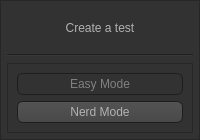
Nater0214/Py-Grader, file script/gui/test_create.ui: the form before one commit.
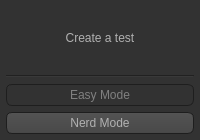
The form after the commit. Icons and pictures are not drawn.

Commit message: Convert all guis to mainWindow

The edit to the form file:
```diff
--- a/script/gui/test_create.ui
+++ b/script/gui/test_create.ui
@@ -1,7 +1,7 @@
 <?xml version="1.0" encoding="UTF-8"?>
 <ui version="4.0">
  <class>main_window</class>
- <widget class="QWidget" name="main_window">
+ <widget class="QMainWindow" name="main_window">
   <property name="geometry">
    <rect>
     <x>0</x>
@@ -499,21 +499,7 @@
     min-width: 50px;
 }</string>
   </property>
-  <widget class="QFrame" name="main_frame">
-   <property name="geometry">
-    <rect>
-     <x>0</x>
-     <y>0</y>
-     <width>200</width>
-     <height>140</height>
-    </rect>
-   </property>
-   <property name="frameShape">
-    <enum>QFrame::StyledPanel</enum>
-   </property>
-   <property name="frameShadow">
-    <enum>QFrame::Raised</enum>
-   </property>
+  <widget class="QWidget" name="centralwidget">
    <layout class="QGridLayout" name="gridLayout">
     <property name="leftMargin">
      <number>6</number>
@@ -528,51 +514,16 @@
      <number>6</number>
     </property>
     <item row="2" column="0">
-     <widget class="QFrame" name="buttons_frame">
-      <property name="sizePolicy">
-       <sizepolicy hsizetype="Preferred" vsizetype="Preferred">
-        <horstretch>0</horstretch>
-        <verstretch>0</verstretch>
-       </sizepolicy>
+     <widget class="QPushButton" name="easy_mode_button">
+      <property name="enabled">
+       <bool>false</bool>
       </property>
-      <property name="frameShape">
-       <enum>QFrame::StyledPanel</enum>
-      </property>
-      <property name="frameShadow">
-       <enum>QFrame::Raised</enum>
-      </property>
-      <layout class="QVBoxLayout" name="verticalLayout" stretch="0,0">
-       <item>
-        <widget class="QPushButton" name="easy_mode_button">
-         <property name="enabled">
-          <bool>false</bool>
-         </property>
-         <property name="toolTip">
-          <string>Create a test by using a wizard
+      <property name="toolTip">
+       <string>Create a test by using a wizard
 Not implemented yet</string>
-         </property>
-         <property name="text">
-          <string>Easy Mode</string>
-         </property>
-        </widget>
-       </item>
-       <item>
-        <widget class="QPushButton" name="nerd_mode_button">
-         <property name="toolTip">
-          <string>Create a test by writing python code in vscode</string>
-         </property>
-         <property name="text">
-          <string>Nerd Mode</string>
-         </property>
-        </widget>
-       </item>
-      </layout>
-     </widget>
-    </item>
-    <item row="1" column="0">
-     <widget class="Line" name="line">
-      <property name="orientation">
-       <enum>Qt::Horizontal</enum>
+      </property>
+      <property name="text">
+       <string>Easy Mode</string>
       </property>
      </widget>
     </item>
@@ -586,6 +537,23 @@
       </property>
      </widget>
     </item>
+    <item row="1" column="0">
+     <widget class="Line" name="line">
+      <property name="orientation">
+       <enum>Qt::Horizontal</enum>
+      </property>
+     </widget>
+    </item>
+    <item row="3" column="0">
+     <widget class="QPushButton" name="nerd_mode_button">
+      <property name="toolTip">
+       <string>Create a test by writing python code in vscode</string>
+      </property>
+      <property name="text">
+       <string>Nerd Mode</string>
+      </property>
+     </widget>
+    </item>
    </layout>
   </widget>
  </widget>
```
The commit also changes 8 other files.
